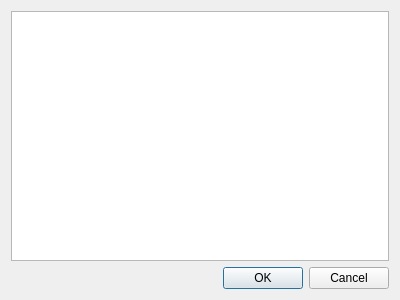
Above: ui/process_list.ui from giwig/qtCheatMotor before the change. Below: the same form after it.
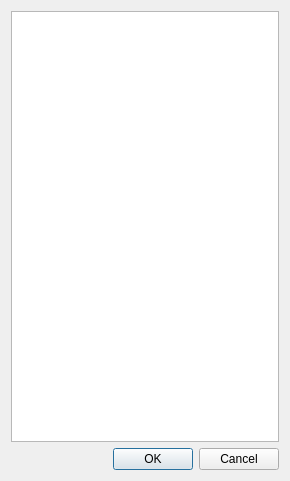
That is the form after the change.

```diff
--- a/ui/process_list.ui
+++ b/ui/process_list.ui
@@ -6,8 +6,8 @@
    <rect>
     <x>0</x>
     <y>0</y>
-    <width>400</width>
-    <height>300</height>
+    <width>290</width>
+    <height>481</height>
    </rect>
   </property>
   <property name="windowTitle">
```
